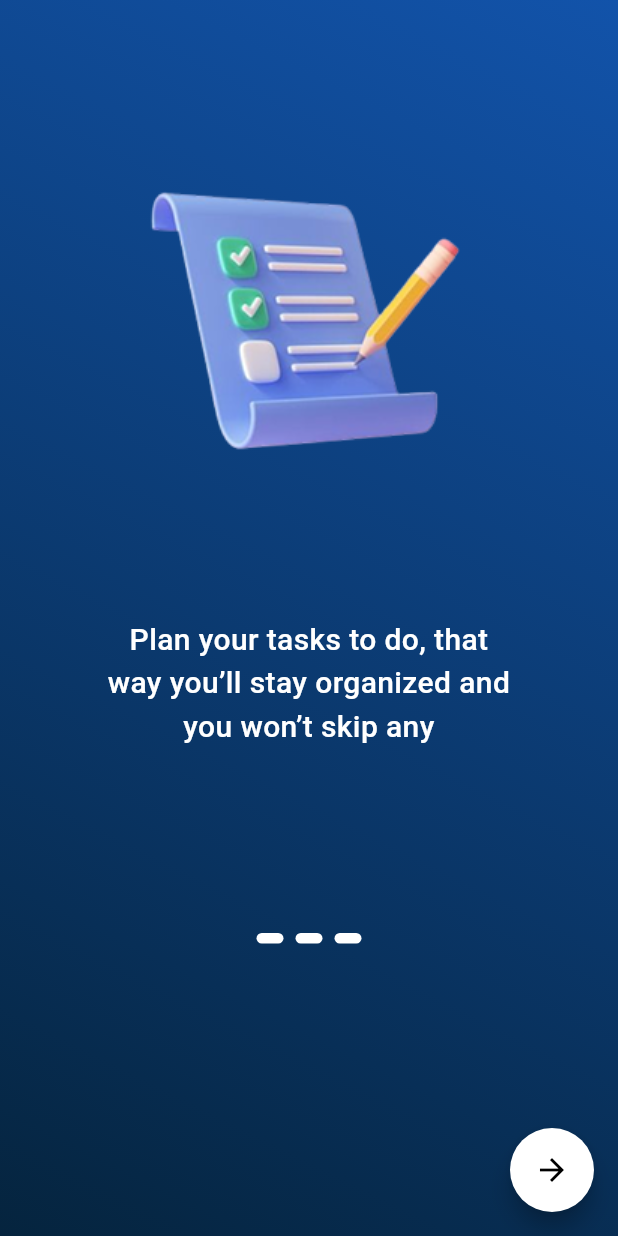
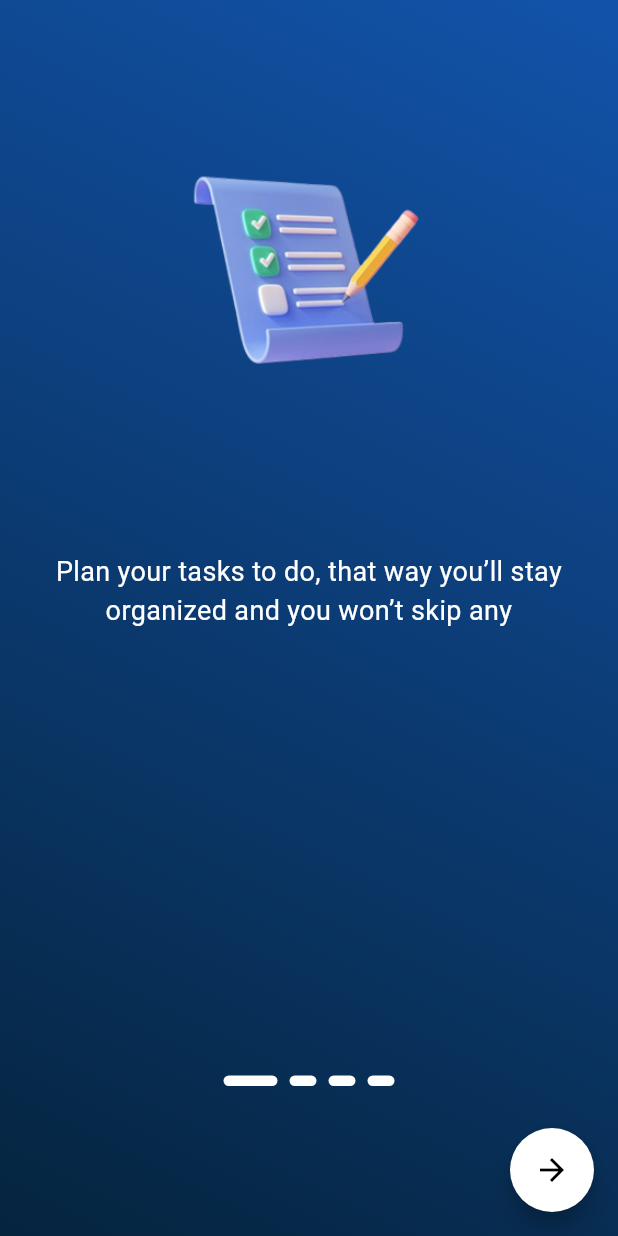
Before and after one commit to majd123454/todo_course_app, a Flutter app: the screen it shows after launch, on a phone screen of 412 x 824 dp. Run offline on Flutter 3.47's test engine with Material 3 defaults, Android fonts, the phone set to English and light mode, and no system bars.

Commit message:
commit changes

```diff
--- a/lib/boarding.dart
+++ b/lib/boarding.dart
@@ -1,7 +1,35 @@
 import 'package:flutter/material.dart';
 
-class Boarding extends StatelessWidget {
-  const Boarding({super.key});
+class Boarding extends StatefulWidget {
+  Boarding({super.key});
+
+  @override
+  State<Boarding> createState() => _BoardingState();
+}
+
+class _BoardingState extends State<Boarding> {
+  List<BoardingPage> boardingPages = [
+    BoardingPage(
+      imagePath: 'assets/images/book.png',
+      title:
+          "Plan your tasks to do, that way you’ll stay organized and you won’t skip any",
+    ),
+    BoardingPage(
+      imagePath: 'assets/images/image_22.png',
+      title:
+          "Make a full schedule for the whole week and stay organized and productive all days",
+    ),
+    BoardingPage(
+      imagePath: 'assets/images/image_33.png',
+      title: "create a team task, invite people and manage your work together",
+    ),
+    BoardingPage(
+      imagePath: 'assets/images/image_44.png',
+      title: "You informations are secure with us",
+    ),
+  ];
+
+  int currentPageIndex = 0;
 
   @override
   Widget build(BuildContext context) {
@@ -23,30 +51,58 @@ class Boarding extends StatelessWidget {
         child: Column(
           crossAxisAlignment: CrossAxisAlignment.center,
           children: [
-            Expanded(child: Image.asset('assets/images/book.png')),
             Expanded(
-              child: Column(
-                children: [
-                  Padding(
-                    padding: const EdgeInsets.symmetric(horizontal: 70),
-                    child: Text(
-                      "Plan your tasks to do, that way you’ll stay organized and you won’t skip any",
-                      textAlign: TextAlign.center,
-                      style: TextStyle(
-                        fontSize: 20,
-                        fontWeight: FontWeight.w500,
+              child: PageView.builder(
+                itemCount: boardingPages.length,
+                onPageChanged: (i) {
+                  setState(() {
+                    currentPageIndex = i;
+                  });
+                },
+                itemBuilder: (context, i) {
+                  return Column(
+                    mainAxisAlignment: MainAxisAlignment.center,
+                    children: [
+                      Expanded(
+                        child: Image.asset(
+                          boardingPages[i].imagePath,
+                          height: 300,
+                          width: 300,
+                        ),
+                      ),
+                      SizedBox(height: 20),
+                      Expanded(
+                        child: Padding(
+                          padding: const EdgeInsets.symmetric(horizontal: 20),
+                          child: Text(
+                            boardingPages[i].title,
+                            style: TextStyle(color: Colors.white, fontSize: 18),
+                            textAlign: TextAlign.center,
+                          ),
+                        ),
+                      ),
+                    ],
+                  );
+                },
+              ),
+            ),
+            Padding(
+              padding: const EdgeInsets.only(bottom: 100),
+              child: Row(
+                mainAxisAlignment: MainAxisAlignment.center,
+                children: List.generate(boardingPages.length, (int index) {
+                  return Padding(
+                    padding: const EdgeInsets.symmetric(horizontal: 4),
+                    child: Container(
+                      height: 7,
+                      width: index == currentPageIndex ? 36 : 18,
+                      decoration: BoxDecoration(
                         color: Colors.white,
+                        borderRadius: BorderRadius.circular(10),
                       ),
                     ),
-                  ),
-                  SizedBox(height: 123),
-                  Row(
-                    mainAxisAlignment: MainAxisAlignment.center,
-                    children: List.generate(3, (int index) {
-                      return dotWidget();
-                    }),
-                  ),
-                ],
+                  );
+                }),
               ),
             ),
           ],
@@ -69,3 +125,10 @@ class Boarding extends StatelessWidget {
     );
   }
 }
+
+class BoardingPage {
+  final String imagePath;
+  final String title;
+
+  BoardingPage({required this.imagePath, required this.title});
+}
```
Also changed, not shown: assets/images/image_22.png (added), assets/images/image_33.png (added), assets/images/image_44.png (added).
